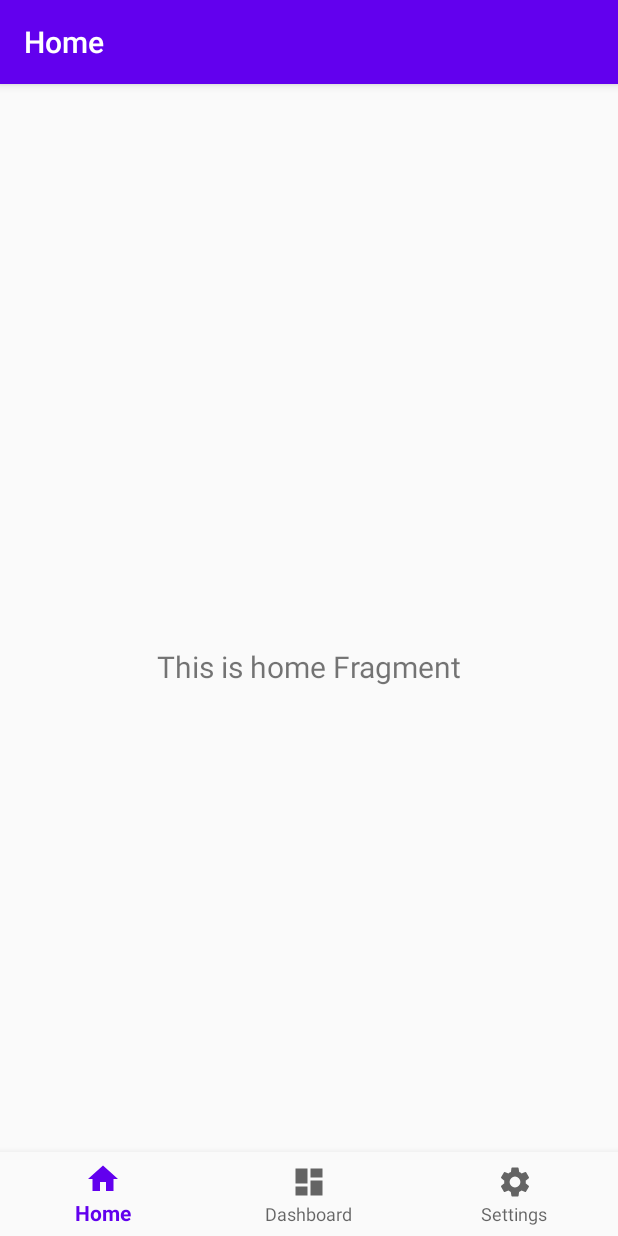
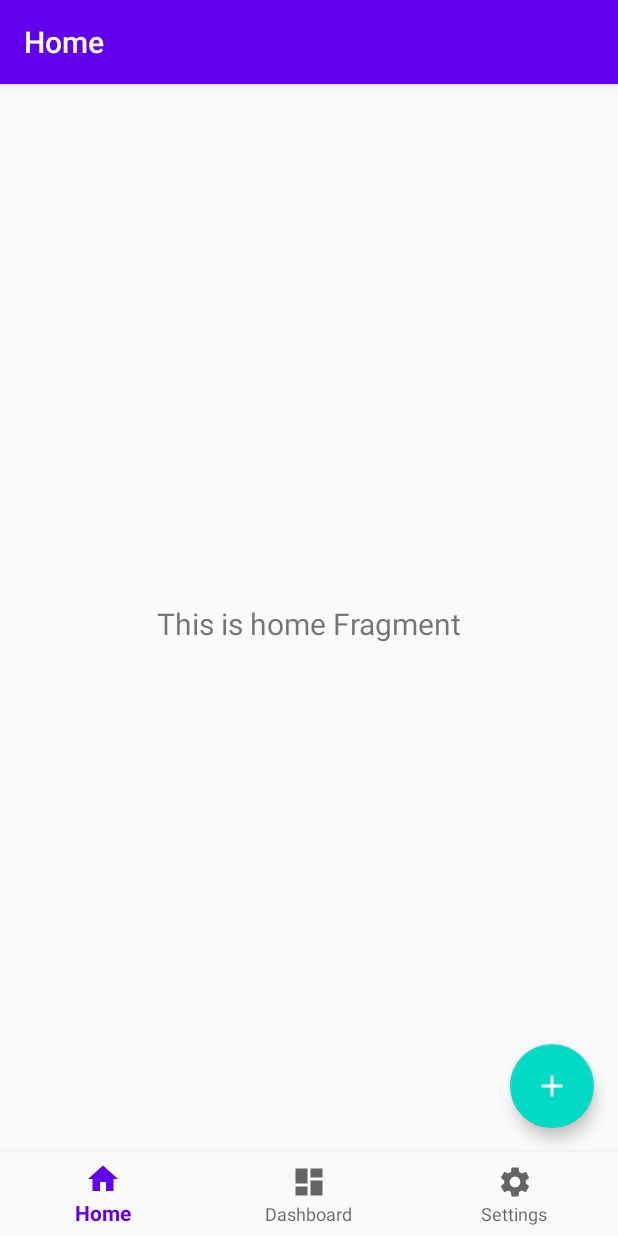
Before and after one commit to EphemeralDreams/AndroidBootstrap, an Android app: the screen it shows after launch (MainActivity), on a phone screen of 412 x 824 dp. Run offline under Robolectric (Android 15) with nearby library versions, the phone set to English and light mode, and no system bars; our stand-ins replace Dagger/Hilt's generated code, Timber, navigation-ui; 1 statement that could not run was skipped.

Commit message:
Add FAB and Snackbar to home fragment

```diff
--- a/app/src/main/java/com/ephemeraldreams/androidbootstrap/ui/home/HomeFragment.kt
+++ b/app/src/main/java/com/ephemeraldreams/androidbootstrap/ui/home/HomeFragment.kt
@@ -7,6 +7,7 @@ import android.view.ViewGroup
 import androidx.fragment.app.activityViewModels
 import androidx.lifecycle.Observer
 import com.ephemeraldreams.androidbootstrap.databinding.FragmentHomeBinding
+import com.google.android.material.snackbar.Snackbar
 import dagger.android.support.DaggerFragment
 
 class HomeFragment : DaggerFragment() {
@@ -22,6 +23,9 @@ class HomeFragment : DaggerFragment() {
         homeViewModel.text.observe(viewLifecycleOwner, Observer {
             viewBinding.homeTextView.text = it
         })
+        viewBinding.homeFab.setOnClickListener {
+            Snackbar.make(it, "Snacking!", Snackbar.LENGTH_SHORT).show()
+        }
         return viewBinding.root
     }
 }
--- /dev/null
+++ b/app/src/main/res/drawable/ic_add_black_24dp.xml
@@ -0,0 +1,9 @@
+<vector xmlns:android="http://schemas.android.com/apk/res/android"
+        android:width="24dp"
+        android:height="24dp"
+        android:viewportWidth="24.0"
+        android:viewportHeight="24.0">
+    <path
+        android:fillColor="#FF000000"
+        android:pathData="M19,13h-6v6h-2v-6H5v-2h6V5h2v6h6v2z"/>
+</vector>
--- a/app/src/main/res/layout/activity_main.xml
+++ b/app/src/main/res/layout/activity_main.xml
@@ -1,18 +1,10 @@
 <?xml version="1.0" encoding="utf-8"?>
-<androidx.constraintlayout.widget.ConstraintLayout xmlns:android="http://schemas.android.com/apk/res/android"
+<androidx.coordinatorlayout.widget.CoordinatorLayout xmlns:android="http://schemas.android.com/apk/res/android"
     xmlns:app="http://schemas.android.com/apk/res-auto"
     xmlns:tools="http://schemas.android.com/tools"
     android:layout_width="match_parent"
     android:layout_height="match_parent"
     tools:context=".ui.main.MainActivity">
-
-    <androidx.coordinatorlayout.widget.CoordinatorLayout
-        android:layout_width="match_parent"
-        android:layout_height="match_parent"
-        app:layout_constraintBottom_toTopOf="@id/mainBottomNavView"
-        app:layout_constraintLeft_toLeftOf="parent"
-        app:layout_constraintRight_toRightOf="parent"
-        app:layout_constraintTop_toTopOf="parent">
 
     <com.google.android.material.appbar.AppBarLayout
         android:id="@+id/mainAppBarLayout"
@@ -29,10 +21,18 @@
 
     </com.google.android.material.appbar.AppBarLayout>
 
-        <FrameLayout
+    <androidx.constraintlayout.widget.ConstraintLayout
         android:layout_width="match_parent"
         android:layout_height="match_parent"
         app:layout_behavior="@string/appbar_scrolling_view_behavior">
+
+        <FrameLayout
+            android:layout_width="match_parent"
+            android:layout_height="0dp"
+            app:layout_constraintBottom_toTopOf="@id/mainBottomNavView"
+            app:layout_constraintEnd_toEndOf="parent"
+            app:layout_constraintStart_toStartOf="parent"
+            app:layout_constraintTop_toTopOf="parent">
 
             <fragment
                 android:id="@+id/mainNavHostFragment"
@@ -45,16 +45,16 @@
 
         </FrameLayout>
 
-    </androidx.coordinatorlayout.widget.CoordinatorLayout>
-
         <com.google.android.material.bottomnavigation.BottomNavigationView
             android:id="@+id/mainBottomNavView"
             android:layout_width="match_parent"
             android:layout_height="wrap_content"
             android:background="?android:attr/windowBackground"
             app:layout_constraintBottom_toBottomOf="parent"
-        app:layout_constraintLeft_toLeftOf="parent"
-        app:layout_constraintRight_toRightOf="parent"
+            app:layout_constraintEnd_toEndOf="parent"
+            app:layout_constraintStart_toStartOf="parent"
             app:menu="@menu/main_bottom_nav_menu" />
 
     </androidx.constraintlayout.widget.ConstraintLayout>
+
+</androidx.coordinatorlayout.widget.CoordinatorLayout>
--- a/app/src/main/res/layout/fragment_home.xml
+++ b/app/src/main/res/layout/fragment_home.xml
@@ -1,5 +1,5 @@
 <?xml version="1.0" encoding="utf-8"?>
-<androidx.constraintlayout.widget.ConstraintLayout xmlns:android="http://schemas.android.com/apk/res/android"
+<androidx.coordinatorlayout.widget.CoordinatorLayout xmlns:android="http://schemas.android.com/apk/res/android"
     xmlns:app="http://schemas.android.com/apk/res-auto"
     xmlns:tools="http://schemas.android.com/tools"
     android:layout_width="match_parent"
@@ -10,14 +10,20 @@
         android:id="@+id/homeTextView"
         android:layout_width="match_parent"
         android:layout_height="wrap_content"
+        android:layout_gravity="center"
         android:layout_marginStart="8dp"
         android:layout_marginTop="8dp"
         android:layout_marginEnd="8dp"
         android:textAlignment="center"
-        android:textSize="20sp"
-        app:layout_constraintBottom_toBottomOf="parent"
-        app:layout_constraintEnd_toEndOf="parent"
-        app:layout_constraintStart_toStartOf="parent"
-        app:layout_constraintTop_toTopOf="parent" />
+        android:textSize="20sp" />
 
-</androidx.constraintlayout.widget.ConstraintLayout>
+    <com.google.android.material.floatingactionbutton.FloatingActionButton
+        android:id="@+id/homeFab"
+        android:layout_width="wrap_content"
+        android:layout_height="wrap_content"
+        android:layout_gravity="bottom|end"
+        android:layout_margin="@dimen/fab_margin"
+        android:tint="@android:color/white"
+        app:srcCompat="@drawable/ic_add_black_24dp" />
+
+</androidx.coordinatorlayout.widget.CoordinatorLayout>
```
Lines whose indentation alone changed are shown as unchanged.
